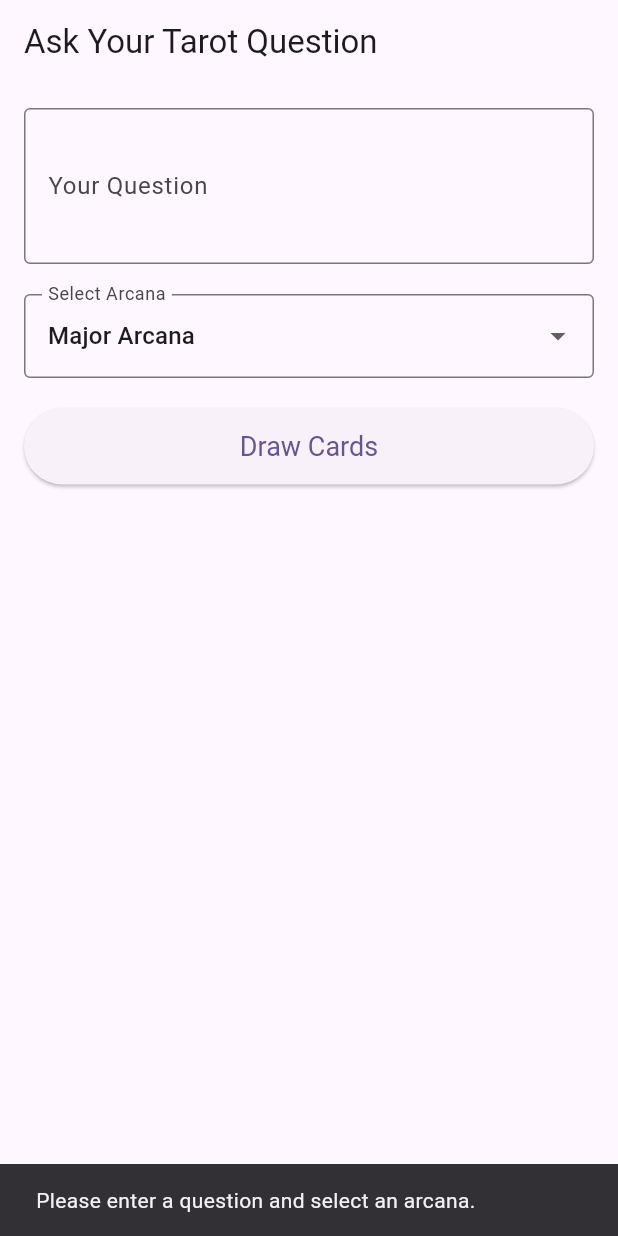
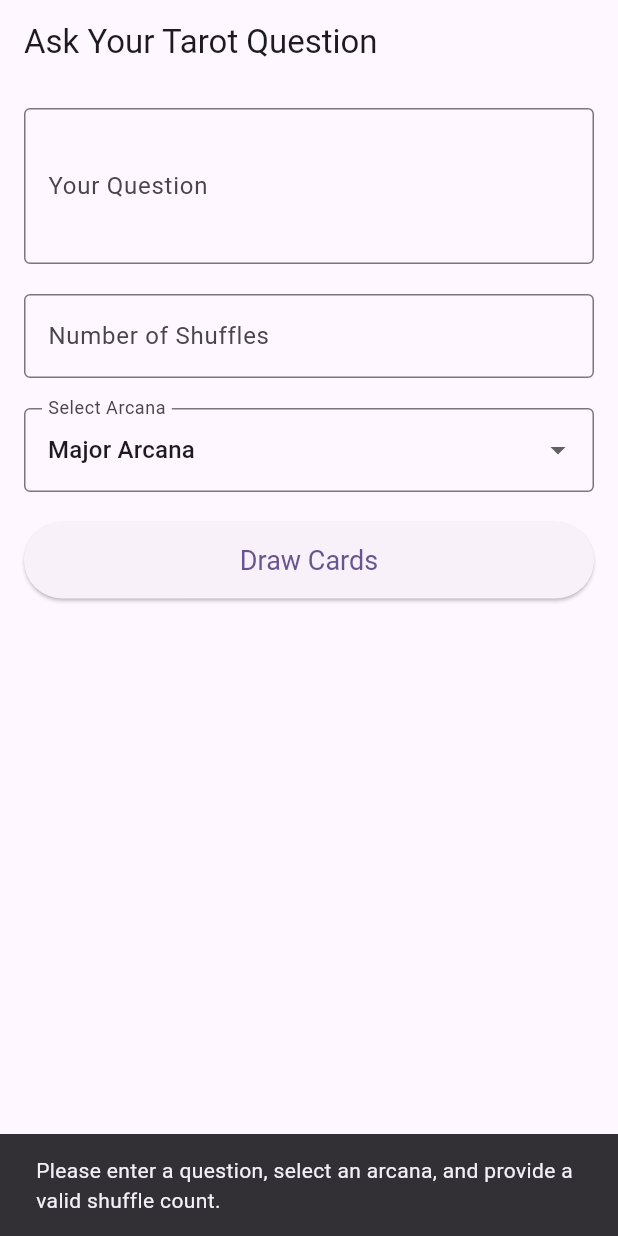
Before and after one commit to shyuni4u/nexus-fates, a Flutter app: the screen it shows after launch, after a tap on "Draw Cards", on a phone screen of 412 x 824 dp. Run offline on Flutter 3.47's test engine with Material 3 defaults, Android fonts, the light colour scheme and no system bars.

Commit message:
Add shuffle count field.

```diff
--- a/lib/screens/question_input_screen.dart
+++ b/lib/screens/question_input_screen.dart
@@ -10,28 +10,33 @@ class QuestionInputScreen extends StatefulWidget {
 
 class _QuestionInputScreenState extends State<QuestionInputScreen> {
   final TextEditingController _questionController = TextEditingController();
+  final TextEditingController _shuffleCountController = TextEditingController();
   String? _selectedArcana = 'major'; // Default to Major Arcana
 
   @override
   void dispose() {
     _questionController.dispose();
+    _shuffleCountController.dispose();
     super.dispose();
   }
 
   void _navigateToTarotScreen() {
-    if (_questionController.text.isNotEmpty && _selectedArcana != null) {
+    final int? shuffleCount = int.tryParse(_shuffleCountController.text);
+
+    if (_questionController.text.isNotEmpty && _selectedArcana != null && shuffleCount != null && shuffleCount > 0) {
       Navigator.push(
         context,
         MaterialPageRoute(
           builder: (context) => TarotScreen(
             arcana: _selectedArcana!,
             question: _questionController.text,
+            shuffleCount: shuffleCount,
           ),
         ),
       );
     } else {
       ScaffoldMessenger.of(context).showSnackBar(
-        const SnackBar(content: Text('Please enter a question and select an arcana.')),
+        const SnackBar(content: Text('Please enter a question, select an arcana, and provide a valid shuffle count.')),
       );
     }
   }
@@ -57,7 +62,17 @@ class _QuestionInputScreenState extends State<QuestionInputScreen> {
               maxLines: 3,
             ),
             const SizedBox(height: 20),
-            DropdownButtonFormField<String>(
+            TextField(
+              controller: _shuffleCountController,
+              keyboardType: TextInputType.number,
+              decoration: const InputDecoration(
+                labelText: 'Number of Shuffles',
+                hintText: 'e.g., 3, 5, 10 (times to shuffle)',
+                border: OutlineInputBorder(),
+              ),
+            ),
+            const SizedBox(height: 20),
+              DropdownButtonFormField<String>(
               value: _selectedArcana,
               decoration: const InputDecoration(
                 labelText: 'Select Arcana',
```
Also changed, not shown: lib/screens/tarot_screen.dart (+29 -20 lines).
